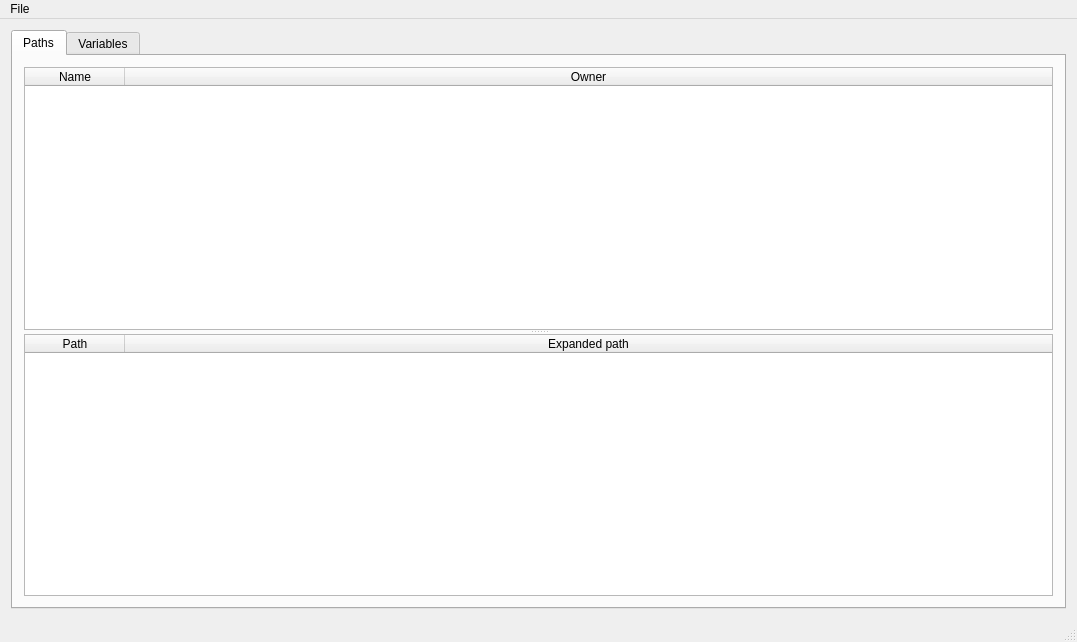
The window that MainWindow.ui (Flamaros/WinEnvironmentVariables) describes before a commit, drawn with Qt 5.
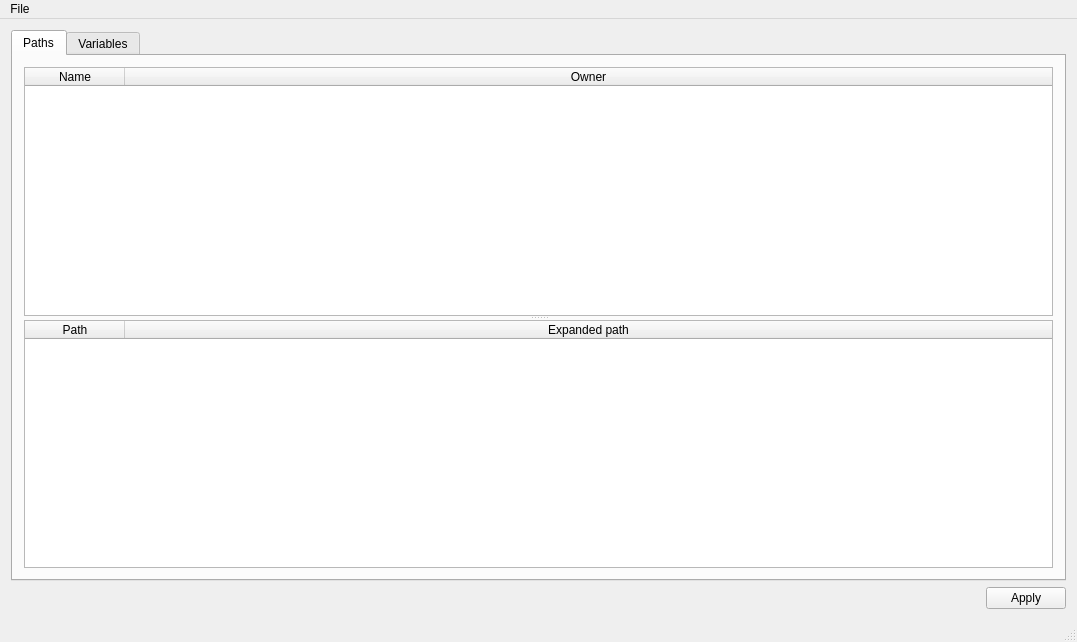
The same window after the commit.

Commit message: Small improvements on ui (column size management and edition flags)

What changed in the file:
```diff
--- a/MainWindow.ui
+++ b/MainWindow.ui
@@ -142,6 +142,30 @@
       </widget>
      </widget>
     </item>
+    <item>
+     <layout class="QHBoxLayout" name="horizontalLayout">
+      <item>
+       <spacer name="horizontalSpacer">
+        <property name="orientation">
+         <enum>Qt::Horizontal</enum>
+        </property>
+        <property name="sizeHint" stdset="0">
+         <size>
+          <width>40</width>
+          <height>20</height>
+         </size>
+        </property>
+       </spacer>
+      </item>
+      <item>
+       <widget class="QPushButton" name="applyButton">
+        <property name="text">
+         <string>Apply</string>
+        </property>
+       </widget>
+      </item>
+     </layout>
+    </item>
    </layout>
   </widget>
   <widget class="QMenuBar" name="menuBar">
```
The commit also changes 2 other files.
